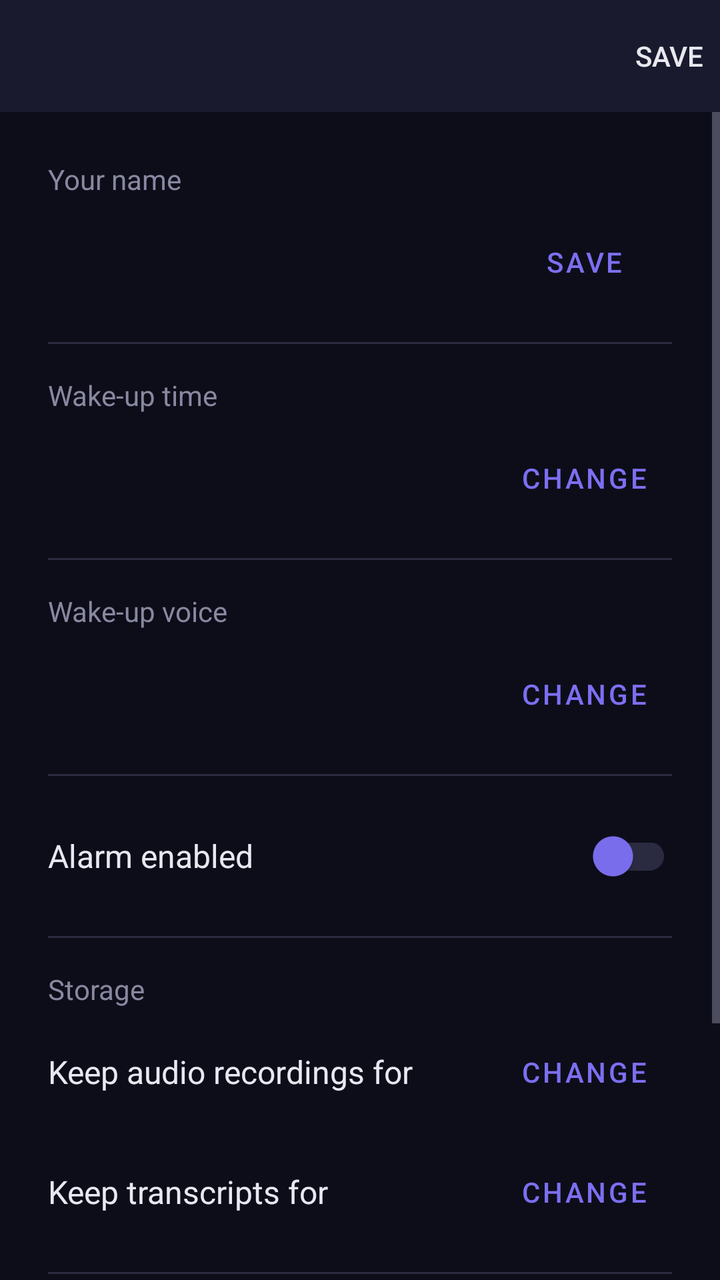
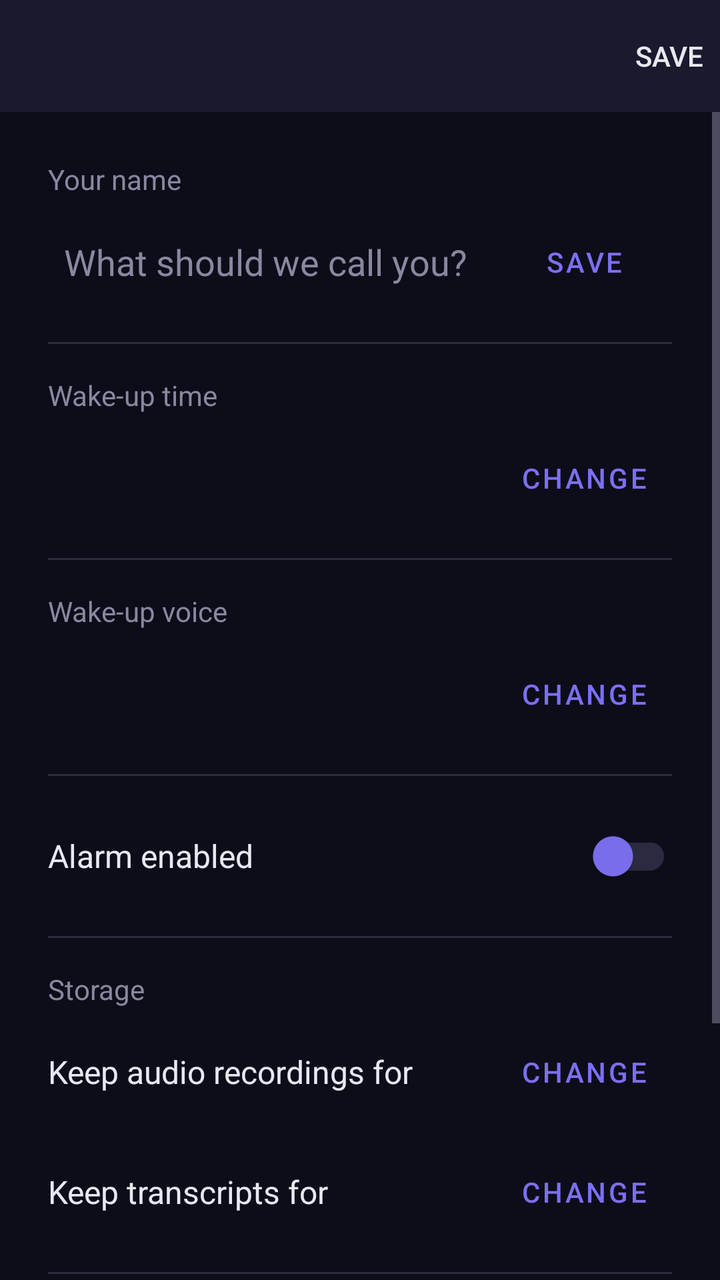

Compare the two renders of this Android layout. The source of the first and the diff that turns it into the second are given below.
<!-- AndroidManifest.xml: application theme Theme.Remnant -->
<!-- res/layout/activity_settings.xml -->
<?xml version="1.0" encoding="utf-8"?>
<LinearLayout
    xmlns:android="http://schemas.android.com/apk/res/android"
    xmlns:app="http://schemas.android.com/apk/res-auto"
    android:layout_width="match_parent"
    android:layout_height="match_parent"
    android:orientation="vertical"
    android:background="@color/background">

    <com.google.android.material.appbar.MaterialToolbar
        android:id="@+id/toolbar"
        android:layout_width="match_parent"
        android:layout_height="?attr/actionBarSize"
        android:background="@color/surface"
        app:titleTextColor="@color/white"
        app:navigationIconTint="@color/white"
        app:menu="@menu/menu_settings" />

    <ScrollView
        android:layout_width="match_parent"
        android:layout_height="match_parent"
        android:fillViewport="true">

    <LinearLayout
        android:layout_width="match_parent"
        android:layout_height="wrap_content"
        android:orientation="vertical"
        android:padding="24dp">

        
        <TextView
            android:layout_width="wrap_content"
            android:layout_height="wrap_content"
            android:text="Your name"
            android:textSize="14sp"
            android:textColor="@color/text_secondary" />

        <LinearLayout
            android:layout_width="match_parent"
            android:layout_height="wrap_content"
            android:orientation="horizontal"
            android:gravity="center_vertical"
            android:layout_marginTop="8dp">

            <EditText
                android:id="@+id/editName"
                android:layout_width="0dp"
                android:layout_height="wrap_content"
                android:layout_weight="1"
                android:textSize="18sp"
                android:textColor="@color/text_primary"
                android:inputType="textPersonName"
                android:background="@null"
                android:padding="8dp" />

            <com.google.android.material.button.MaterialButton
                android:id="@+id/btnSaveName"
                android:layout_width="wrap_content"
                android:layout_height="wrap_content"
                android:text="Save"
                style="@style/Widget.MaterialComponents.Button.TextButton"
                android:textColor="@color/accent" />

        </LinearLayout>

        <View
            android:layout_width="match_parent"
            android:layout_height="1dp"
            android:background="@color/divider"
            android:layout_marginTop="16dp"
            android:layout_marginBottom="16dp" />

        
        <TextView
            android:layout_width="wrap_content"
            android:layout_height="wrap_content"
            android:text="Wake-up time"
            android:textSize="14sp"
            android:textColor="@color/text_secondary" />

        <LinearLayout
            android:layout_width="match_parent"
            android:layout_height="wrap_content"
            android:orientation="horizontal"
            android:gravity="center_vertical"
            android:layout_marginTop="8dp">

            <TextView
                android:id="@+id/textCurrentTime"
                android:layout_width="0dp"
                android:layout_height="wrap_content"
                android:layout_weight="1"
                android:textSize="24sp"
                android:textColor="@color/text_primary" />

            <com.google.android.material.button.MaterialButton
                android:id="@+id/btnChangeTime"
                android:layout_width="wrap_content"
                android:layout_height="wrap_content"
                android:text="Change"
                style="@style/Widget.MaterialComponents.Button.TextButton"
                android:textColor="@color/accent" />

        </LinearLayout>

        <View
            android:layout_width="match_parent"
            android:layout_height="1dp"
            android:background="@color/divider"
            android:layout_marginTop="16dp"
            android:layout_marginBottom="16dp" />

        
        <TextView
            android:layout_width="wrap_content"
            android:layout_height="wrap_content"
            android:text="Wake-up voice"
            android:textSize="14sp"
            android:textColor="@color/text_secondary" />

        <LinearLayout
            android:layout_width="match_parent"
            android:layout_height="wrap_content"
            android:orientation="horizontal"
            android:gravity="center_vertical"
            android:layout_marginTop="8dp">

            <TextView
                android:id="@+id/textCurrentVoice"
                android:layout_width="0dp"
                android:layout_height="wrap_content"
                android:layout_weight="1"
                android:textSize="16sp"
                android:textColor="@color/text_primary" />

            <com.google.android.material.button.MaterialButton
                android:id="@+id/btnChangeVoice"
                android:layout_width="wrap_content"
                android:layout_height="wrap_content"
                android:text="Change"
                style="@style/Widget.MaterialComponents.Button.TextButton"
                android:textColor="@color/accent" />

        </LinearLayout>

        <View
            android:layout_width="match_parent"
            android:layout_height="1dp"
            android:background="@color/divider"
            android:layout_marginTop="16dp"
            android:layout_marginBottom="16dp" />

        
        <LinearLayout
            android:layout_width="match_parent"
            android:layout_height="wrap_content"
            android:orientation="horizontal"
            android:gravity="center_vertical">

            <TextView
                android:layout_width="0dp"
                android:layout_height="wrap_content"
                android:layout_weight="1"
                android:text="Alarm enabled"
                android:textSize="16sp"
                android:textColor="@color/text_primary" />

            <com.google.android.material.switchmaterial.SwitchMaterial
                android:id="@+id/switchAlarm"
                android:layout_width="wrap_content"
                android:layout_height="wrap_content"
                app:thumbTint="@color/accent"
                app:trackTint="@color/divider" />

        </LinearLayout>

        <View
            android:layout_width="match_parent"
            android:layout_height="1dp"
            android:background="@color/divider"
            android:layout_marginTop="16dp"
            android:layout_marginBottom="16dp" />

        
        <TextView
            android:layout_width="wrap_content"
            android:layout_height="wrap_content"
            android:text="Storage"
            android:textSize="14sp"
            android:textColor="@color/text_secondary" />

        
        <LinearLayout
            android:layout_width="match_parent"
            android:layout_height="wrap_content"
            android:orientation="horizontal"
            android:gravity="center_vertical"
            android:layout_marginTop="8dp">

            <TextView
                android:layout_width="0dp"
                android:layout_height="wrap_content"
                android:layout_weight="1"
                android:text="Keep audio recordings for"
                android:textSize="16sp"
                android:textColor="@color/text_primary" />

            <TextView
                android:id="@+id/textAudioRetention"
                android:layout_width="wrap_content"
                android:layout_height="wrap_content"
                android:textSize="16sp"
                android:textColor="@color/text_primary"
                android:layout_marginEnd="8dp" />

            <com.google.android.material.button.MaterialButton
                android:id="@+id/btnChangeAudioRetention"
                android:layout_width="wrap_content"
                android:layout_height="wrap_content"
                android:text="Change"
                style="@style/Widget.MaterialComponents.Button.TextButton"
                android:textColor="@color/accent" />

        </LinearLayout>

        
        <LinearLayout
            android:layout_width="match_parent"
            android:layout_height="wrap_content"
            android:orientation="horizontal"
            android:gravity="center_vertical"
            android:layout_marginTop="12dp">

            <TextView
                android:layout_width="0dp"
                android:layout_height="wrap_content"
                android:layout_weight="1"
                android:text="Keep transcripts for"
                android:textSize="16sp"
                android:textColor="@color/text_primary" />

            <TextView
                android:id="@+id/textTranscriptRetention"
                android:layout_width="wrap_content"
                android:layout_height="wrap_content"
                android:textSize="16sp"
                android:textColor="@color/text_primary"
                android:layout_marginEnd="8dp" />

            <com.google.android.material.button.MaterialButton
                android:id="@+id/btnChangeTranscriptRetention"
                android:layout_width="wrap_content"
                android:layout_height="wrap_content"
                android:text="Change"
                style="@style/Widget.MaterialComponents.Button.TextButton"
                android:textColor="@color/accent" />

        </LinearLayout>

        <View
            android:layout_width="match_parent"
            android:layout_height="1dp"
            android:background="@color/divider"
            android:layout_marginTop="16dp"
            android:layout_marginBottom="16dp" />

        
        <TextView
            android:layout_width="wrap_content"
            android:layout_height="wrap_content"
            android:text="Remnant Pro"
            android:textSize="14sp"
            android:textColor="@color/text_secondary" />

        <TextView
            android:id="@+id/textProStatus"
            android:layout_width="match_parent"
            android:layout_height="wrap_content"
            android:textSize="15sp"
            android:textColor="@color/text_primary"
            android:lineSpacingMultiplier="1.3"
            android:layout_marginTop="8dp" />

        <com.google.android.material.button.MaterialButton
            android:id="@+id/btnGetPro"
            android:layout_width="match_parent"
            android:layout_height="wrap_content"
            android:text="Unlock Pro"
            android:textColor="@color/white"
            app:backgroundTint="@color/accent"
            android:layout_marginTop="12dp"
            android:visibility="gone" />

        <com.google.android.material.button.MaterialButton
            android:id="@+id/btnRestorePro"
            android:layout_width="wrap_content"
            android:layout_height="wrap_content"
            android:text="Restore purchase"
            style="@style/Widget.MaterialComponents.Button.TextButton"
            android:textColor="@color/accent"
            android:visibility="gone" />

        <View
            android:layout_width="match_parent"
            android:layout_height="1dp"
            android:background="@color/divider"
            android:layout_marginTop="16dp"
            android:layout_marginBottom="24dp" />

        
        <TextView
            android:id="@+id/textVersion"
            android:layout_width="wrap_content"
            android:layout_height="wrap_content"
            android:textSize="13sp"
            android:textColor="@color/text_secondary" />

        <TextView
            android:layout_width="wrap_content"
            android:layout_height="wrap_content"
            android:text="Your dreams never leave your phone."
            android:textSize="13sp"
            android:textColor="@color/text_secondary"
            android:layout_marginTop="4dp" />

    </LinearLayout>

    </ScrollView>

</LinearLayout>
<!-- resources referenced by this layout -->
<resources>
  <color name="accent">#FF7C6FF0</color>
  <color name="background">#FF0D0D1A</color>
  <color name="divider">#FF2A2A40</color>
  <color name="surface">#FF1A1A2E</color>
  <color name="text_primary">#FFE8E8F0</color>
  <color name="text_secondary">#FF8888A0</color>
  <color name="white">#FFFFFFFF</color>
  <style name="Theme.Remnant" parent="Theme.MaterialComponents.NoActionBar">
          <item name="colorPrimary">@color/accent</item>
          <item name="colorPrimaryDark">@color/accent_dark</item>
          <item name="colorAccent">@color/accent</item>
          <item name="android:windowBackground">@color/background</item>
          <item name="android:statusBarColor">@color/background</item>
          <item name="android:navigationBarColor">@color/background</item>
          <item name="android:textColorPrimary">@color/text_primary</item>
          <item name="android:textColorSecondary">@color/text_secondary</item>
          
          <item name="colorSurface">@color/surface</item>
          <item name="colorOnSurface">@color/text_primary</item>
      </style>
  <color name="accent_dark">#FF5A4FCF</color>
</resources>

<!-- the commit's change to res/layout/activity_settings.xml (unified diff, before → after) -->
@@ -49,6 +49,8 @@
                 android:layout_weight="1"
                 android:textSize="18sp"
                 android:textColor="@color/text_primary"
+                android:textColorHint="@color/text_secondary"
+                android:hint="@string/onboarding_name_hint"
                 android:inputType="textPersonName"
                 android:background="@null"
                 android:padding="8dp" />
@@ -63,6 +65,17 @@
 
         </LinearLayout>
 
+        
+        <TextView
+            android:id="@+id/textNameError"
+            android:layout_width="match_parent"
+            android:layout_height="wrap_content"
+            android:text="@string/onboarding_name_required"
+            android:textSize="13sp"
+            android:textColor="@color/error"
+            android:layout_marginTop="4dp"
+            android:visibility="gone" />
+
         <View
             android:layout_width="match_parent"
             android:layout_height="1dp"
@@ -169,6 +182,7 @@
                 android:id="@+id/switchAlarm"
                 android:layout_width="wrap_content"
                 android:layout_height="wrap_content"
+                android:contentDescription="@string/settings_alarm_switch_description"
                 app:thumbTint="@color/accent"
                 app:trackTint="@color/divider" />
 
<!-- resource entries referenced after the edit -->
@@ -3,10 +3,14 @@
   <color name="accent">#FF7C6FF0</color>
   <color name="background">#FF0D0D1A</color>
   <color name="divider">#FF2A2A40</color>
+  <color name="error">#FFEF5350</color>
   <color name="surface">#FF1A1A2E</color>
   <color name="text_primary">#FFE8E8F0</color>
   <color name="text_secondary">#FF8888A0</color>
   <color name="white">#FFFFFFFF</color>
+  <string name="onboarding_name_hint">What should we call you?</string>
+  <string name="onboarding_name_required">Remnant greets you by name each morning, so it needs one first.</string>
+  <string name="settings_alarm_switch_description">Alarm enabled</string>
   <style name="Theme.Remnant" parent="Theme.MaterialComponents.NoActionBar">
           <item name="colorPrimary">@color/accent</item>
           <item name="colorPrimaryDark">@color/accent_dark</item>
